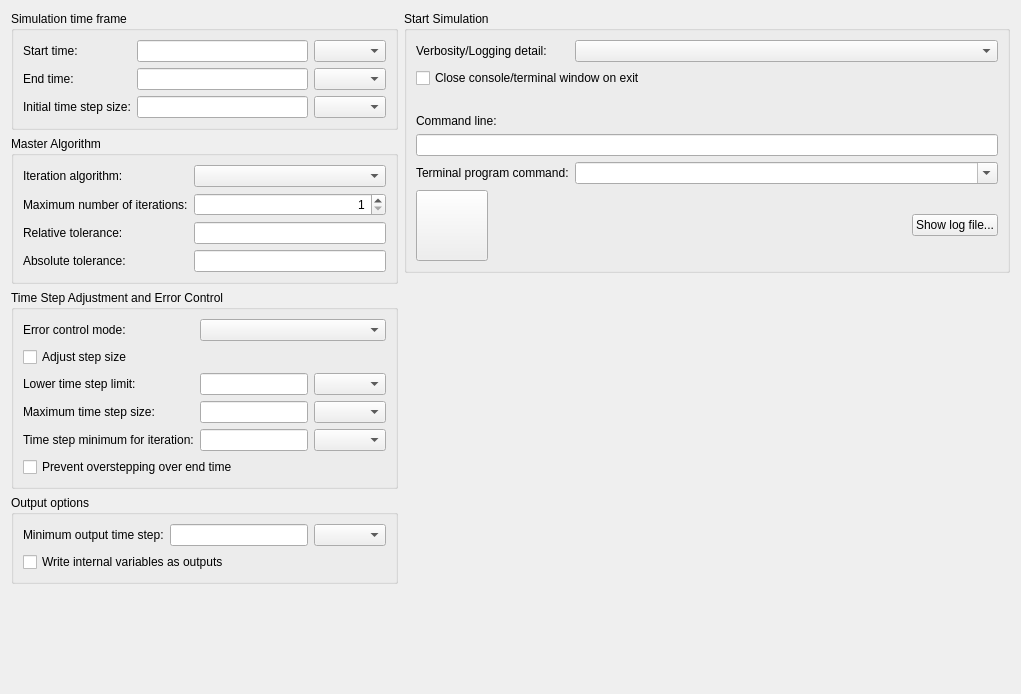
ghorwin/MasterSim, file MasterSimulatorUI/src/MSIMViewSimulation.ui: the form before one commit.
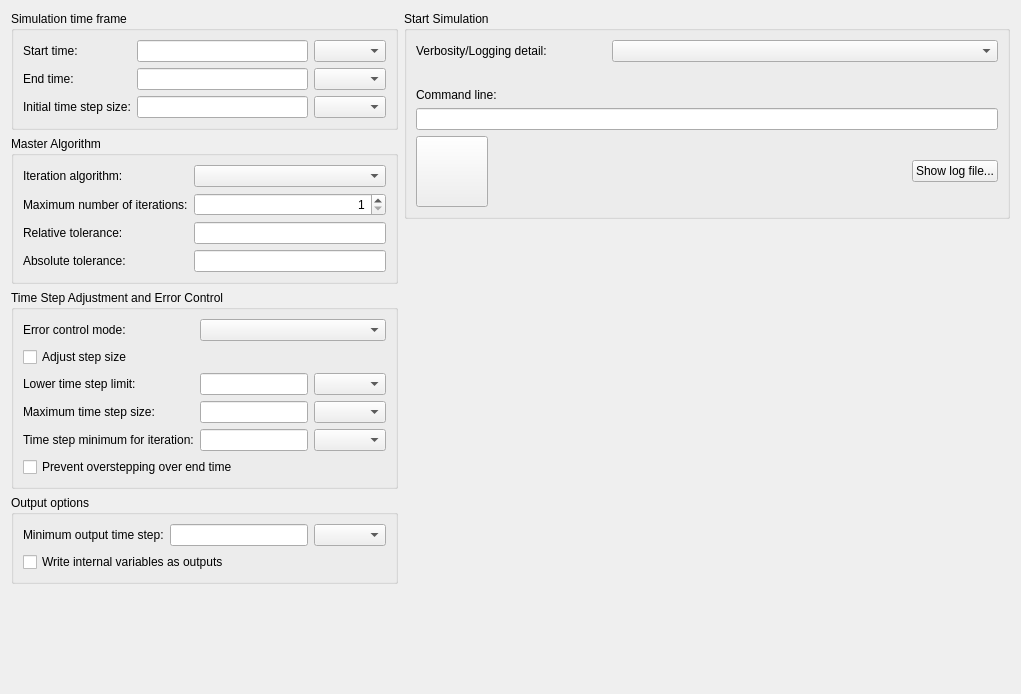
The form after the commit. Icons and pictures are not drawn.

The edit to the form file:
```diff
--- a/MasterSimulatorUI/src/MSIMViewSimulation.ui
+++ b/MasterSimulatorUI/src/MSIMViewSimulation.ui
@@ -271,34 +271,23 @@
       <string>Start Simulation</string>
      </property>
      <layout class="QGridLayout" name="gridLayout">
-      <item row="3" column="0" colspan="3">
-       <widget class="QLabel" name="label_3">
-        <property name="text">
-         <string>Command line:</string>
+      <item row="1" column="0">
+       <spacer name="verticalSpacer_3">
+        <property name="orientation">
+         <enum>Qt::Vertical</enum>
         </property>
-       </widget>
-      </item>
-      <item row="0" column="0">
-       <widget class="QLabel" name="label_9">
-        <property name="text">
-         <string>Verbosity/Logging detail:</string>
+        <property name="sizeType">
+         <enum>QSizePolicy::Fixed</enum>
         </property>
-       </widget>
-      </item>
-      <item row="5" column="1" colspan="2">
-       <widget class="QComboBox" name="comboBoxTerminalCommand">
-        <property name="sizePolicy">
-         <sizepolicy hsizetype="Expanding" vsizetype="Fixed">
-          <horstretch>0</horstretch>
-          <verstretch>0</verstretch>
-         </sizepolicy>
+        <property name="sizeHint" stdset="0">
+         <size>
+          <width>20</width>
+          <height>20</height>
+         </size>
         </property>
-        <property name="editable">
-         <bool>true</bool>
-        </property>
-       </widget>
+       </spacer>
       </item>
-      <item row="6" column="0" colspan="3">
+      <item row="4" column="0" colspan="3">
        <layout class="QHBoxLayout" name="horizontalLayout">
         <item>
          <widget class="QToolButton" name="toolButtonStartInTerminal">
@@ -339,48 +328,26 @@
         </item>
        </layout>
       </item>
-      <item row="4" column="0" colspan="3">
+      <item row="3" column="0" colspan="3">
        <widget class="QLineEdit" name="lineEditCommandLine"/>
       </item>
+      <item row="2" column="0" colspan="3">
+       <widget class="QLabel" name="label_3">
+        <property name="text">
+         <string>Command line:</string>
+        </property>
+       </widget>
+      </item>
+      <item row="0" column="0">
+       <widget class="QLabel" name="label_9">
+        <property name="text">
+         <string>Verbosity/Logging detail:</string>
+        </property>
+       </widget>
+      </item>
       <item row="0" column="1" colspan="2">
        <widget class="QComboBox" name="comboBoxVerbosityLevel"/>
       </item>
-      <item row="5" column="0">
-       <widget class="QLabel" name="labelTerminalCommand">
-        <property name="sizePolicy">
-         <sizepolicy hsizetype="Maximum" vsizetype="Preferred">
-          <horstretch>0</horstretch>
-          <verstretch>0</verstretch>
-         </sizepolicy>
-        </property>
-        <property name="text">
-         <string>Terminal program command:</string>
-        </property>
-       </widget>
-      </item>
-      <item row="1" column="0" colspan="2">
-       <widget class="QCheckBox" name="checkBoxCloseOnExit">
-        <property name="text">
-         <string>Close console/terminal window on exit</string>
-        </property>
-       </widget>
-      </item>
-      <item row="2" column="0">
-       <spacer name="verticalSpacer_3">
-        <property name="orientation">
-         <enum>Qt::Vertical</enum>
-        </property>
-        <property name="sizeType">
-         <enum>QSizePolicy::Fixed</enum>
-        </property>
-        <property name="sizeHint" stdset="0">
-         <size>
-          <width>20</width>
-          <height>20</height>
-         </size>
-        </property>
-       </spacer>
-      </item>
      </layout>
     </widget>
    </item>
```
